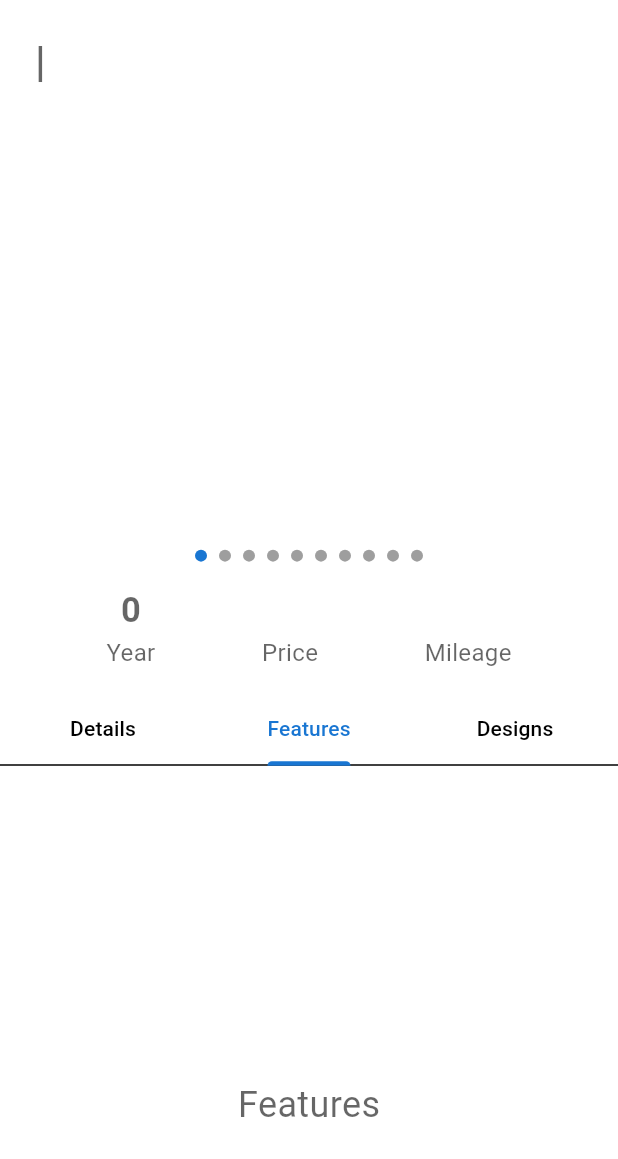
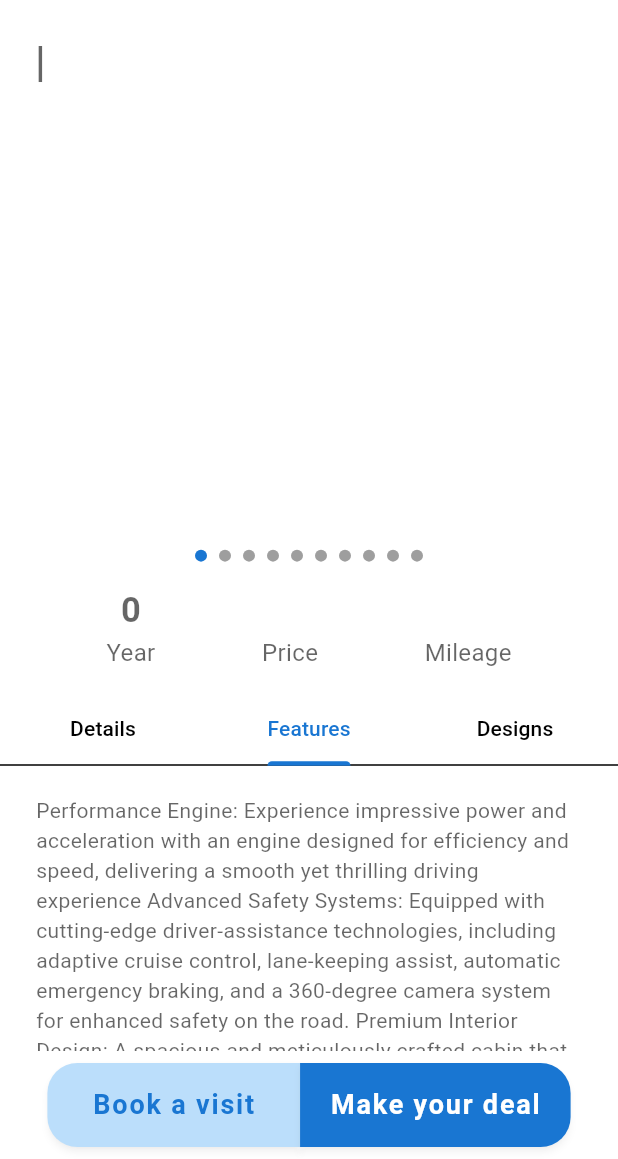
Before and after one commit to marwanghandour/car-app, a Flutter app: the ProductDetailView screen opened directly with empty values, tab 2 chosen, on a phone screen of 412 x 824 dp, the part 77-1236 px from its top. Run offline on Flutter 3.47's test engine with Material 3 defaults, Android fonts, the phone set to English and light mode, and no system bars; drawn by our look-alikes of carousel_slider; our stand-ins replace cached_network_image, dartz, dio, equatable, fluentui_icons, flutter_bloc and 3 more; network calls fail; project files that could hold a hidden picture were left out.

```diff
--- a/lib/app.dart
+++ b/lib/app.dart
@@ -18,8 +18,8 @@ class MyApp extends StatelessWidget {
           return MaterialApp(
             themeMode: state.themeMode,
             debugShowCheckedModeBanner: false,
-            theme: state.themeData,      // Light theme data
-            darkTheme: AppTheme.darkTheme,  // Dark theme data
+            theme: state.themeData,
+            darkTheme: AppTheme.darkTheme,
             initialRoute: AppRoutes.splash,
             onGenerateRoute: (settings) => AppRoutes.generateRoute(settings),
           );
--- a/lib/presentation/views/home_view.dart
+++ b/lib/presentation/views/home_view.dart
@@ -12,6 +12,8 @@ class HomeView extends StatelessWidget {
 
   @override
   Widget build(BuildContext context) {
+
+
     return Scaffold(
        appBar: AppBar(
         title: const CustomSearchBar(),
--- a/lib/presentation/views/main_screen.dart
+++ b/lib/presentation/views/main_screen.dart
@@ -1,29 +1,14 @@
+import 'package:car_app/presentation/views/home_view.dart';
 import 'package:flutter/material.dart';
-import 'package:persistent_bottom_nav_bar/persistent_bottom_nav_bar.dart';
-import '../widgets/navigation/bottom_nav_bar.dart';
 
-class MainScreen extends StatefulWidget {
+class MainScreen extends StatelessWidget {
   const MainScreen({super.key});
 
   @override
-  // ignore: library_private_types_in_public_api
-  _MainScreenState createState() => _MainScreenState();
-}
+  Widget build(BuildContext context) {
+    return const Scaffold(
 
-class _MainScreenState extends State<MainScreen> {
-  late PersistentTabController _controller;
-
-  @override
-  void initState() {
-    super.initState();
-    _controller = PersistentTabController(initialIndex: 0);
-  }
-
-  @override
-  Widget build(BuildContext context) {
-    return Scaffold(
-
-      body: BottomNavBar(controller: _controller),
+      body: HomeView(),
     );
   }
 }
--- a/lib/presentation/views/product/product_detail_view.dart
+++ b/lib/presentation/views/product/product_detail_view.dart
@@ -1,6 +1,7 @@
 import 'package:car_app/core/utils/app_icons.dart';
 import 'package:car_app/domain/entities/car_entity.dart';
 import 'package:car_app/presentation/widgets/components/icon_container.dart';
+import 'package:car_app/presentation/widgets/components/product_detail_buttons.dart';
 import 'package:car_app/presentation/widgets/main_components/product_detail_widgets.dart';
 import 'package:flutter/material.dart';
 
@@ -12,6 +13,8 @@ class ProductDetailView extends StatelessWidget {
   Widget build(BuildContext context) {
 
     return Scaffold(
+      bottomNavigationBar: const ProductDetailButtons(),
+
       appBar: AppBar(
         actions: [
           Padding(
--- /dev/null
+++ b/lib/presentation/widgets/components/product_detail_buttons.dart
@@ -0,0 +1,46 @@
+import 'package:car_app/presentation/widgets/components/custom_button.dart';
+import 'package:flutter/material.dart';
+import '../../../core/utils/app_colors.dart';
+
+class ProductDetailButtons extends StatelessWidget {
+  const ProductDetailButtons({super.key});
+
+  @override
+  Widget build(BuildContext context) {
+    return Padding(
+         padding: const EdgeInsets.all(8.0),
+         child: Row(
+          mainAxisAlignment: MainAxisAlignment.center,
+           children: [
+             CustomButton
+             (
+              padding: const EdgeInsets.symmetric(
+                horizontal: 30,
+                vertical: 15
+              ),
+              borderRadius: const BorderRadius.only(
+                topLeft: Radius.circular(20),
+                bottomLeft: Radius.circular(20)
+              ),
+              color: Colors.blue.shade100,
+              text: 'Book a visit',
+              textcolor: AppColors.primaryLight,
+               onPressed: (){}),
+               CustomButton
+             (
+              padding: const EdgeInsets.symmetric(
+                horizontal: 20,
+                vertical: 15           ),
+                borderRadius: const BorderRadius.only(
+                topRight: Radius.circular(20),
+                bottomRight: Radius.circular(20)
+              ),
+              color: AppColors.primaryLight,
+              text: 'Make your deal',
+              textcolor: Colors.white,
+               onPressed: (){}),
+           ],
+         ),
+       );
+  }
+}
--- a/lib/presentation/widgets/components/tab_contents.dart
+++ /dev/null
@@ -1,17 +0,0 @@
-import 'package:flutter/material.dart';
-
-class TabContent extends StatelessWidget {
-  final String tabTitle;
-
-  const TabContent({super.key, required this.tabTitle});
-
-  @override
-  Widget build(BuildContext context) {
-    return Center(
-      child: Text(
-        tabTitle,
-        style: const TextStyle(fontSize: 24),
-      ),
-    );
-  }
-}
--- a/lib/presentation/widgets/elements/custom_circle_indicator.dart
+++ b/lib/presentation/widgets/elements/custom_circle_indicator.dart
@@ -12,10 +12,12 @@ class CustomCircleIndicator extends StatelessWidget {
 
   @override
   Widget build(BuildContext context) {
-    return Center(
-      child: CircularProgressIndicator(
-        valueColor: AlwaysStoppedAnimation<Color>(color ?? Theme.of(context).primaryColor),
-        semanticsLabel: 'Loading',
+    return Scaffold(
+      body: Center(
+        child: CircularProgressIndicator(
+          valueColor: AlwaysStoppedAnimation<Color>(color ?? Theme.of(context).primaryColor),
+          semanticsLabel: 'Loading',
+        ),
       ),
     );
   }
--- a/lib/presentation/widgets/main_components/product_detail_widgets.dart
+++ b/lib/presentation/widgets/main_components/product_detail_widgets.dart
@@ -84,9 +84,9 @@ class ProductDetailWidgets extends StatelessWidget {
           RowTexts(product: product),
           AppConstants.verticalSpacingMedium,
 
-          const SizedBox(
+         SizedBox(
             height: 500,
-            child: CustomTabBar()),
+            child: CustomTabBar(product: product,)),
         ],
       );
   }
--- a/lib/presentation/widgets/navigation/tab_bar.dart
+++ b/lib/presentation/widgets/navigation/tab_bar.dart
@@ -1,16 +1,18 @@
+import 'package:car_app/core/utils/contants.dart';
+import 'package:car_app/domain/entities/car_entity.dart';
 import 'package:flutter/material.dart';
-import '../components/tab_contents.dart';
 
 class CustomTabBar extends StatelessWidget {
-  const CustomTabBar({super.key});
+   const CustomTabBar({super.key, required this.product});
+   final CarEntity product;
 
   @override
   Widget build(BuildContext context) {
-    return const DefaultTabController(
+    return DefaultTabController(
       length: 3,
       child: Column(
         children: [
-          TabBar(
+          const TabBar(
             tabs: [
               Tab(text: 'Details'),
               Tab(text: 'Features'),
@@ -19,10 +21,30 @@ class CustomTabBar extends StatelessWidget {
           ),
           Expanded(
             child: TabBarView(
+              physics: const BouncingScrollPhysics(),
               children: [
-                TabContent(tabTitle: 'Details'),
-                TabContent(tabTitle: 'Features'),
-                TabContent(tabTitle: 'Designs'),
+               Padding(
+                 padding: AppConstants.screenPadding,
+                 child: OverflowBar(
+                  overflowAlignment: OverflowBarAlignment.center,
+                  alignment: MainAxisAlignment.center,
+                   children: [
+                     Text(
+                      '${product.bodyStyle} ${product.bodyType} ${product.condition} ${product.displayColor} ${product.state} ${product.trim} ${product.vin}'
+                      ),
+
+                   ],
+                 ),
+               ),
+                const Padding(
+                  padding: AppConstants.screenPadding,
+                  child: Text('Performance Engine: Experience impressive power and acceleration with an engine designed for efficiency and speed, delivering a smooth yet thrilling driving experience Advanced Safety Systems: Equipped with cutting-edge driver-assistance technologies, including adaptive cruise control, lane-keeping assist, automatic emergency braking, and a 360-degree camera system for enhanced safety on the road. Premium Interior Design: A spacious and meticulously crafted cabin that blends comfort with sophistication. Features include high-quality upholstery, ambient lighting, and ergonomic seating for both the driver and passengers. Infotainment System: Stay connected with an intuitive touchscreen display, smartphone integration (via Apple CarPlay and Android Auto), voice recognition, and an advanced sound system for an immersive multimedia experience'),
+                ),
+
+
+                const Center(
+                  child: Text('kdjflak'),
+                ),
               ],
             ),
           ),
--- a/pubspec.yaml
+++ b/pubspec.yaml
@@ -21,6 +21,7 @@ dependencies:
   persistent_bottom_nav_bar: ^6.2.1
 
 dev_dependencies:
+  dart_code_linter: ^1.2.0
   flutter_lints: ^4.0.0
   flutter_test:
     sdk: flutter
```
Also changed, not shown: lib/presentation/widgets/main_components/tesla_products.dart (deleted), pubspec.lock.
